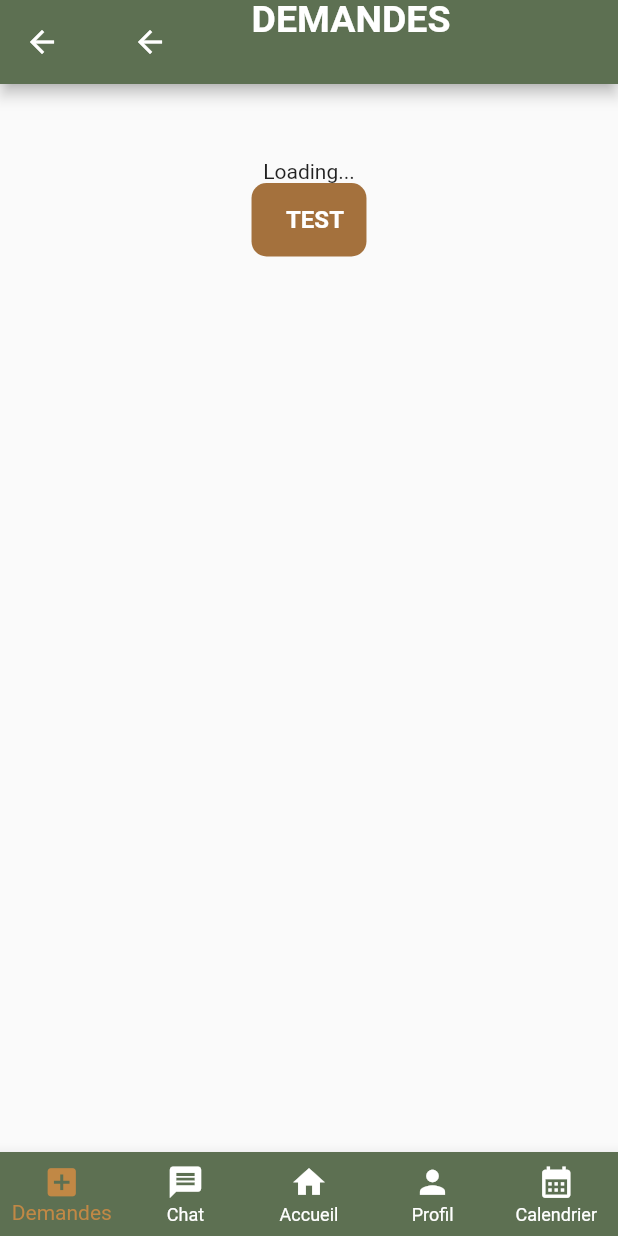
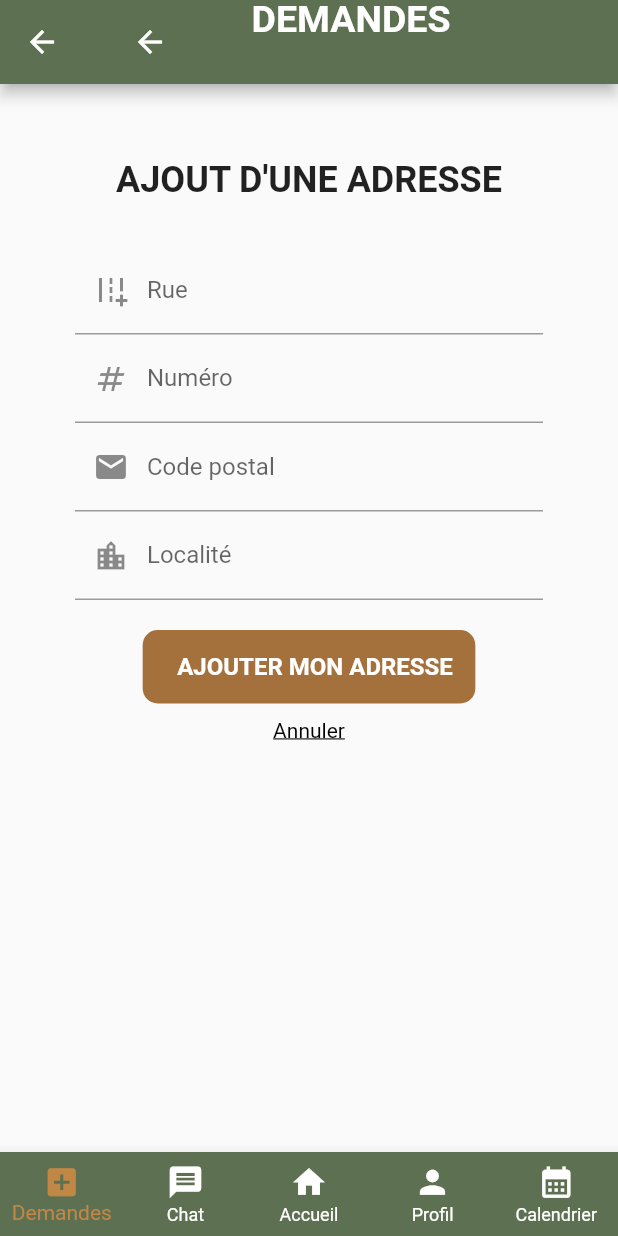
Before and after one commit to khalilkrm/StudentsForStudentsMobile, a Flutter app: the RequestsPage screen opened directly, after a tap on "Ajouter une nouvelle addresse", on a phone screen of 412 x 824 dp. Run offline on Flutter 3.47's test engine with Material 2 defaults, Android fonts, the phone set to English and light mode, and no system bars; our stand-ins replace google_fonts, google_sign_in, logger, syncfusion_flutter_calendar; missing offline and left inert: icalendar_parser, syncfusion_localizations; accounts and stored records are empty; generated files the repository leaves out were written again; network calls fail.

Commit message:
ADD: ajout de la fonctionnalité pour ajouter une adresse

```diff
--- a/lib/views/molecules/text_form_field_molecule.dart
+++ b/lib/views/molecules/text_form_field_molecule.dart
@@ -1,23 +1,26 @@
 import 'package:flutter/material.dart';
+import 'package:flutter/services.dart';
 
 class TextFormFieldMolecule extends StatefulWidget {
   final TextEditingController _controller;
   final Widget? _prefixIcon;
+  final bool _type;
   final bool _isForPassword;
   final String _label;
   final int _minLines;
   final String? _errorText;
 
-  const TextFormFieldMolecule(
-      {required TextEditingController controller,
+  const TextFormFieldMolecule({required TextEditingController controller,
     required String label,
     required int minLines,
     Widget? prefixiIcon,
+    bool type = false,
     String? errorText,
     bool isForPassword = false,
     super.key})
       : _controller = controller,
         _prefixIcon = prefixiIcon,
+        _type = type,
         _isForPassword = isForPassword,
         _label = label,
         _minLines = minLines,
@@ -37,6 +40,9 @@ class _TextFormFieldMoleculeState extends State<TextFormFieldMolecule> {
         maxLines: null,
         controller: widget._controller,
         obscureText: _obscureText,
+        inputFormatters: widget._type ? <TextInputFormatter>[
+          FilteringTextInputFormatter.digitsOnly
+        ] : null,
     decoration: InputDecoration(
     labelText: widget._label,
     errorText: widget._errorText,
--- a/lib/views/templates/request_content.dart
+++ b/lib/views/templates/request_content.dart
@@ -13,6 +13,18 @@ class RequestContent extends StatefulWidget {
       TextEditingController();
 
   final TextEditingController _descriptionTextFieldController =
+      TextEditingController();
+
+  final TextEditingController _streetTextFieldController =
+      TextEditingController();
+
+  final TextEditingController _numberTextFieldController =
+      TextEditingController();
+
+  final TextEditingController _postalCodeTextFieldController =
+      TextEditingController();
+
+  final TextEditingController _localityTextFieldController =
       TextEditingController();
 
   RequestContent({super.key});
@@ -41,11 +53,61 @@ class _RequestContentState extends State<RequestContent> {
         builder: (context, store, child) => store.mode
             ? Center(
                 child: Column(children: [
-                const Text('Loading...'),
-                ButtonMolecule(
-                  label: 'TEST',
-                  onPressed: () => store.changeMode(),
+                Column(
+                  children: const [
+                    Padding(
+                      padding: EdgeInsets.only(bottom: 30.0),
+                      child: Text(
+                        'AJOUT D\'UNE ADRESSE',
+                        style: TextStyle(
+                            fontSize: 24, fontWeight: FontWeight.bold),
+                      ),
+                    ),
+                  ],
                 ),
+                TextFormFieldMolecule(
+                  minLines: 1,
+                  controller: widget._streetTextFieldController,
+                  label: "Rue",
+                  prefixiIcon: const Icon(Icons.add_road),
+                ),
+                TextFormFieldMolecule(
+                  minLines: 1,
+                  controller: widget._numberTextFieldController,
+                  label: "Numéro",
+                  prefixiIcon: const Icon(Icons.numbers),
+                ),
+                TextFormFieldMolecule(
+                  type: true,
+                  minLines: 1,
+                  controller: widget._postalCodeTextFieldController,
+                  label: "Code postal",
+                  prefixiIcon: const Icon(Icons.local_post_office),
+                ),
+                TextFormFieldMolecule(
+                  minLines: 1,
+                  controller: widget._localityTextFieldController,
+                  label: "Localité",
+                  prefixiIcon: const Icon(Icons.location_city),
+                ),
+                  const SizedBox(height: 20),
+                  ButtonMolecule(
+                    label: 'AJOUTER MON ADRESSE',
+                    onPressed: () => _onSubmitAddress(store),
+                  ),
+                  const SizedBox(height: 10),
+                  InkWell(
+                    onTap: () => store.changeMode(),
+                    child: Row(
+                      mainAxisAlignment: MainAxisAlignment.center,
+                      children: const [
+                        Text('Annuler',
+                            style: TextStyle(
+                                decoration: TextDecoration.underline,
+                                color: Colors.black)),
+                      ],
+                    ),
+                  ),
               ]))
             : Center(
                 child: Column(
@@ -95,12 +157,16 @@ class _RequestContentState extends State<RequestContent> {
                         );
                       }).toList(),
                     ),
+                    const SizedBox(height: 10),
                     InkWell(
                       onTap: () => store.changeMode(),
                       child: Row(
                         mainAxisAlignment: MainAxisAlignment.center,
                         children: const [
-                          Text('Ajouter une nouvelle addresse', style: TextStyle(decoration: TextDecoration.underline, color: Color(0xFF5D7052))),
+                          Text('Ajouter une nouvelle addresse',
+                              style: TextStyle(
+                                  decoration: TextDecoration.underline,
+                                  color: Colors.black)),
                         ],
                       ),
                     ),
@@ -127,7 +193,7 @@ class _RequestContentState extends State<RequestContent> {
                     const SizedBox(height: 20),
                     ButtonMolecule(
                       label: 'ENVOYER MA DEMANDE',
-                      onPressed: () => _onSubmit(store),
+                      onPressed: () => _onSubmitRequest(store),
                     ),
                   ],
                 ),
@@ -136,7 +202,62 @@ class _RequestContentState extends State<RequestContent> {
     ]);
   }
 
-  _onSubmit(RequestStore store) async {
+  _onSubmitAddress(RequestStore store) async {
+    if(widget._streetTextFieldController.text.isEmpty) {
+      ScaffoldMessenger.of(context).showSnackBar(
+        const SnackBar(
+          padding: EdgeInsets.all(20),
+          backgroundColor: Colors.red,
+          content: Text('Le nom de la rue est obligatoire'),
+        ),
+      );
+      return;
+    }
+
+    if(widget._numberTextFieldController.text.isEmpty) {
+      ScaffoldMessenger.of(context).showSnackBar(
+        const SnackBar(
+          padding: EdgeInsets.all(20),
+          backgroundColor: Colors.red,
+          content: Text('Le numéro est obligatoire'),
+        ),
+      );
+      return;
+    }
+
+    if(widget._postalCodeTextFieldController.text.isEmpty) {
+      ScaffoldMessenger.of(context).showSnackBar(
+        const SnackBar(
+          padding: EdgeInsets.all(20),
+          backgroundColor: Colors.red,
+          content: Text('Le code postal est obligatoire'),
+        ),
+      );
+      return;
+    }
+
+    if(widget._localityTextFieldController.text.isEmpty) {
+      ScaffoldMessenger.of(context).showSnackBar(
+        const SnackBar(
+          padding: EdgeInsets.all(20),
+          backgroundColor: Colors.red,
+          content: Text('La localité est obligatoire'),
+        ),
+      );
+      return;
+    }
+
+    await store.sendAddress(
+      street: widget._streetTextFieldController.text,
+      number: widget._numberTextFieldController.text,
+      postalCode: int.parse(widget._postalCodeTextFieldController.text),
+      locality: widget._localityTextFieldController.text,
+    );
+
+    _showMessage(store);
+  }
+
+  _onSubmitRequest(RequestStore store) async {
     if (widget._nameTextFieldController.text.isEmpty) {
       ScaffoldMessenger.of(context).showSnackBar(
         const SnackBar(
```
Also changed, not shown: lib/apis/request_api.dart (+25 -0 lines), lib/repositories/request_repository.dart (+14 -1 lines), lib/stores/request_store.dart (+37 -5 lines). Lines whose indentation alone changed are shown as unchanged.
